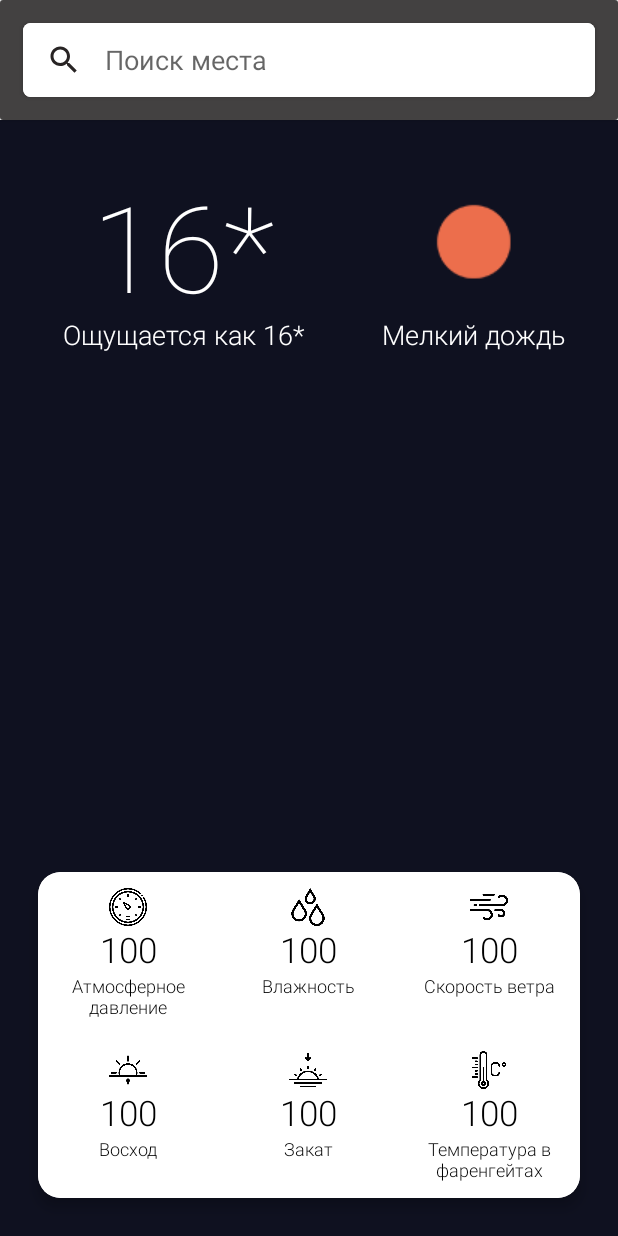
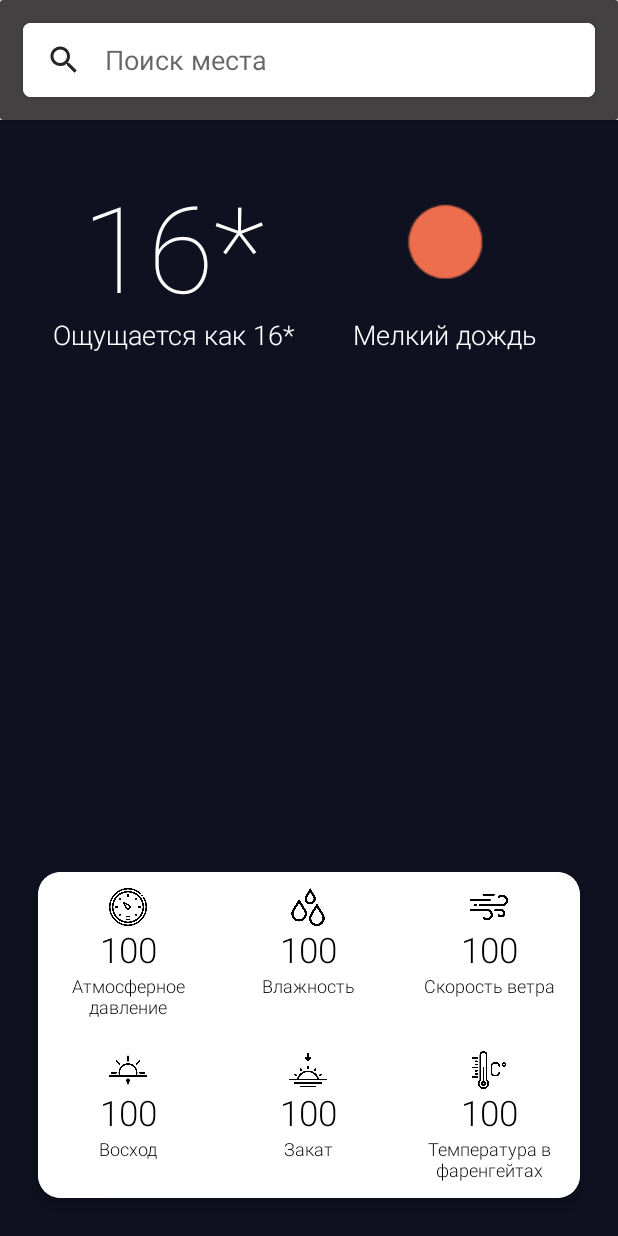
Before and after one commit to VangelNum/WeatherApp, an Android app: the screen it shows after launch (MainActivity), on a phone screen of 412 x 824 dp. Run offline under Robolectric (Android 15) with nearby library versions, the phone set to English and light mode, and no system bars; our stand-ins replace data binding; libraries missing offline, so code that uses them is left out: com.github.matteobattilana.weather; plain views replace WeatherView; Roboto replaces fonts that are not available here; 4 statements that could not run were skipped.

Commit message:
rework UI

```diff
--- a/app/src/main/java/com/empty/weatherapp/MainActivity.kt
+++ b/app/src/main/java/com/empty/weatherapp/MainActivity.kt
@@ -184,6 +184,7 @@ class MainActivity : AppCompatActivity() {
             "" + (kelvinToCelsius(body.main.temp).times(1.8).plus(32).roundToInt())
         activityMainBinding.etGetCityName.setText(body.name)
 
+
         when (body.weather[0].main) {
             "Clouds" -> activityMainBinding.tvWeatherType.text = "Облачно"
             "Rain" -> activityMainBinding.tvWeatherType.text = "Дождь"
--- a/app/src/main/res/layout/activity_main.xml
+++ b/app/src/main/res/layout/activity_main.xml
@@ -6,6 +6,7 @@
     <data>
 
     </data>
+
 
     <RelativeLayout
         android:layout_width="match_parent"
@@ -49,6 +50,7 @@
                             android:layout_width="match_parent"
                             android:layout_height="match_parent"
                             android:id="@+id/et_get_city_name"
+
                             android:hint="@string/search_places"
                             android:paddingStart="@dimen/padding_large"
                             android:paddingEnd="@dimen/padding_large"
@@ -91,6 +93,7 @@
                         android:layout_height="wrap_content"
                         android:layout_marginTop="@dimen/padding_large"
                         android:layout_marginStart="@dimen/padding_x_large"
+                        android:layout_marginEnd="@dimen/padding_x_large"
                         android:orientation="vertical">
 
                         <LinearLayout
@@ -191,9 +194,12 @@
                                 android:textSize="@dimen/text_large">
 
                             </TextView>
+
+
                         </LinearLayout>
+
+
                     </LinearLayout>
-
 
 
                 </com.github.matteobattilana.weather.WeatherView>
```
